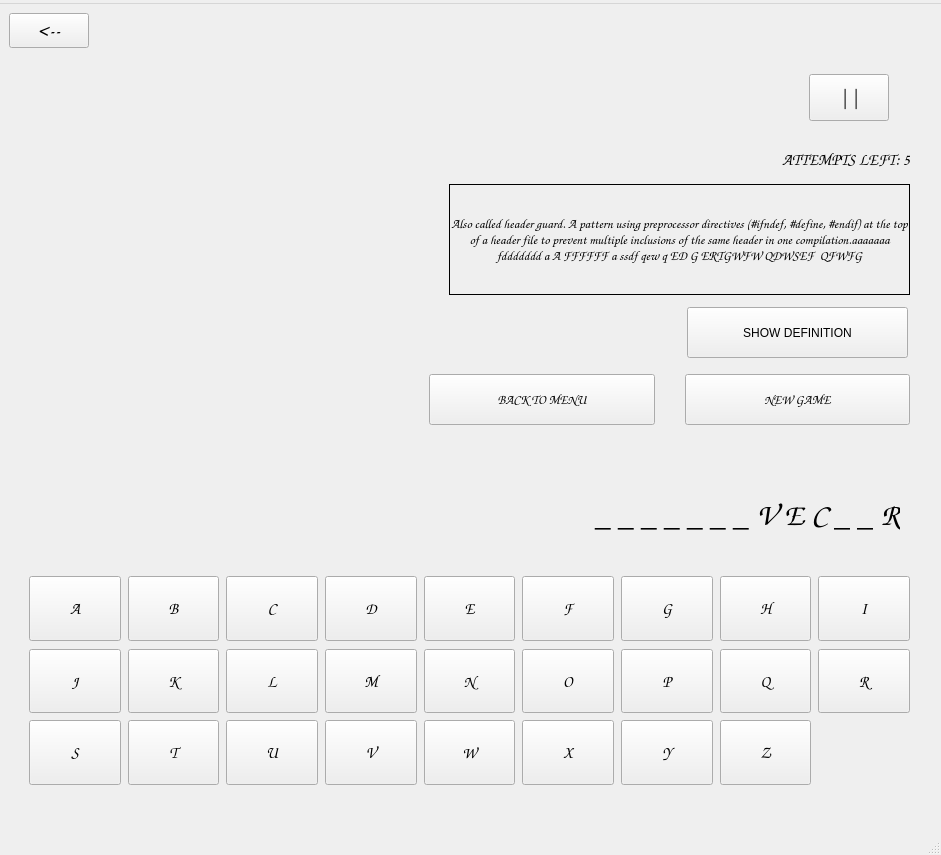
Above: GUI/Forms/mainwindow.ui from dmitrykitty/hang-game before the change. Below: the same form after it.
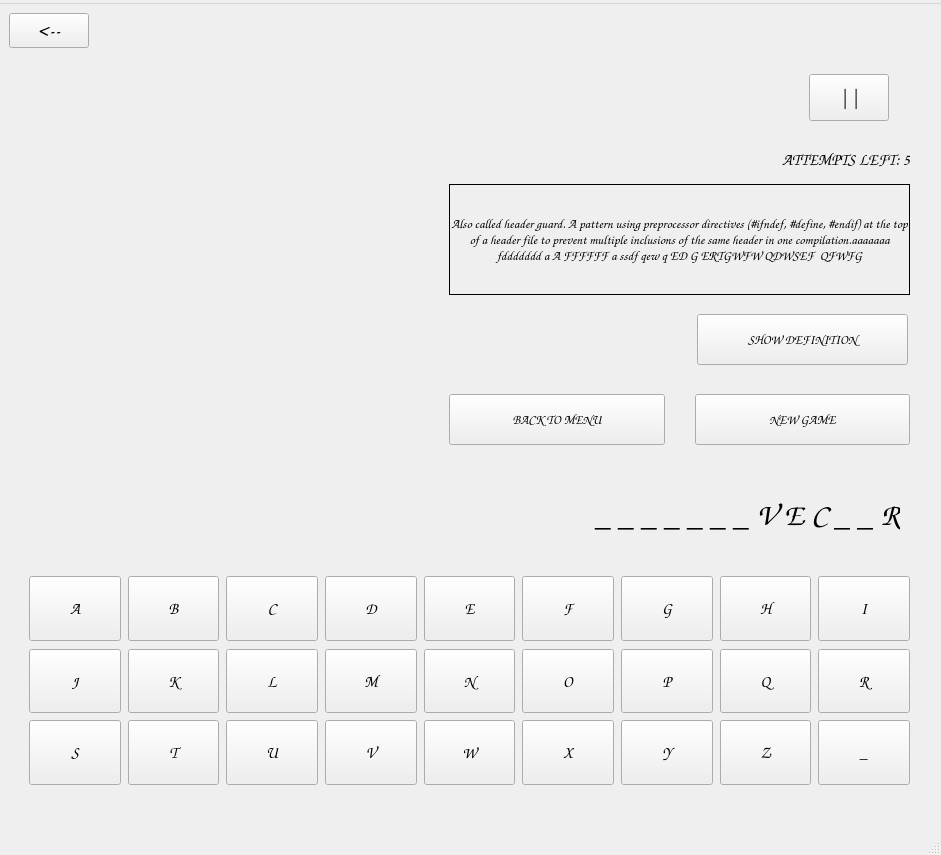
That is the form after the change.

What changed in the file:
```diff
--- a/GUI/Forms/mainwindow.ui
+++ b/GUI/Forms/mainwindow.ui
@@ -245,9 +245,9 @@
         <property name="geometry">
          <rect>
           <x>11</x>
-          <y>51</y>
-          <width>371</width>
-          <height>431</height>
+          <y>21</y>
+          <width>431</width>
+          <height>461</height>
          </rect>
         </property>
         <property name="sizePolicy">
@@ -269,9 +269,9 @@
        <widget class="QLabel" name="labelWordMask">
         <property name="geometry">
          <rect>
-          <x>410</x>
+          <x>380</x>
           <y>420</y>
-          <width>481</width>
+          <width>511</width>
           <height>81</height>
          </rect>
         </property>
@@ -1003,6 +1003,37 @@
            </property>
           </widget>
          </item>
+         <item row="5" column="8">
+          <widget class="QPushButton" name="button_">
+           <property name="sizePolicy">
+            <sizepolicy hsizetype="Preferred" vsizetype="Expanding">
+             <horstretch>0</horstretch>
+             <verstretch>0</verstretch>
+            </sizepolicy>
+           </property>
+           <property name="minimumSize">
+            <size>
+             <width>12</width>
+             <height>12</height>
+            </size>
+           </property>
+           <property name="font">
+            <font>
+             <family>Comic Sans MS</family>
+             <pointsize>12</pointsize>
+            </font>
+           </property>
+           <property name="text">
+            <string>_</string>
+           </property>
+           <property name="iconSize">
+            <size>
+             <width>15</width>
+             <height>15</height>
+            </size>
+           </property>
+          </widget>
+         </item>
         </layout>
        </widget>
        <widget class="QPushButton" name="buttonPause">
@@ -1063,9 +1094,9 @@
        <widget class="QWidget" name="layoutWidget">
         <property name="geometry">
          <rect>
-          <x>420</x>
-          <y>320</y>
-          <width>481</width>
+          <x>440</x>
+          <y>340</y>
+          <width>461</width>
           <height>51</height>
          </rect>
         </property>
@@ -1085,7 +1116,7 @@
             <font>
              <family>Comic Sans MS</family>
              <pointsize>10</pointsize>
-             <bold>false</bold>
+             <bold>true</bold>
             </font>
            </property>
            <property name="text">
@@ -1105,7 +1136,7 @@
             <font>
              <family>Comic Sans MS</family>
              <pointsize>10</pointsize>
-             <bold>false</bold>
+             <bold>true</bold>
             </font>
            </property>
            <property name="text">
@@ -1118,12 +1149,19 @@
        <widget class="QPushButton" name="buttonShowDefinition">
         <property name="geometry">
          <rect>
-          <x>678</x>
-          <y>253</y>
-          <width>221</width>
+          <x>688</x>
+          <y>260</y>
+          <width>211</width>
           <height>51</height>
          </rect>
         </property>
+        <property name="font">
+         <font>
+          <family>Comic Sans MS</family>
+          <pointsize>10</pointsize>
+          <bold>true</bold>
+         </font>
+        </property>
         <property name="text">
          <string>SHOW DEFINITION</string>
         </property>
```
Left out of the diff: 2 changed lines with no effect on the pictures.
